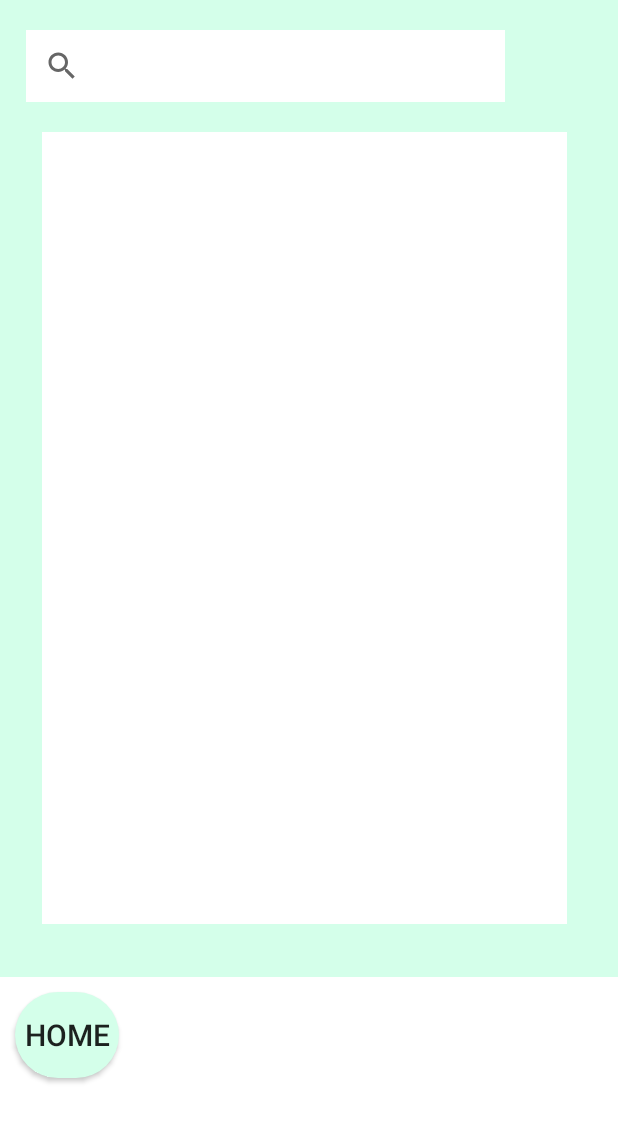
After one commit to forbesne/Payward, an Android app built with Jetpack Compose: the layout activity_main.xml on its own in the app's theme, with its tools: preview values and no code run, on a phone screen of 412 x 824 dp. The commit adds this screen. Shown: the top 1122 px of the screen. Run offline under Robolectric (Android 15) with nearby library versions, the phone set to English and light mode, and no system bars.

Commit message:
search button, help request feed and page button basic layout

```diff
--- a/app/build.gradle
+++ b/app/build.gradle
@@ -53,6 +53,7 @@ dependencies {
     implementation "androidx.compose.ui:ui-tooling-preview:$compose_version"
     implementation 'androidx.lifecycle:lifecycle-runtime-ktx:2.3.1'
     implementation 'androidx.activity:activity-compose:1.3.1'
+    implementation 'androidx.recyclerview:recyclerview:1.2.1'
     testImplementation 'junit:junit:4.13.2'
     androidTestImplementation 'androidx.test.ext:junit:1.1.3'
     androidTestImplementation 'androidx.test.espresso:espresso-core:3.4.0'
--- a/app/src/main/java/com/payward/mobile/MainActivity.kt
+++ b/app/src/main/java/com/payward/mobile/MainActivity.kt
@@ -15,6 +15,7 @@ import com.payward.mobile.ui.theme.PaywardTheme
 class MainActivity : ComponentActivity() {
     override fun onCreate(savedInstanceState: Bundle?) {
         super.onCreate(savedInstanceState)
+        this.setContentView(R.layout.activity_main)
         setContent {
             PaywardTheme {
                 // A surface container using the 'background' color from the theme
--- /dev/null
+++ b/app/src/main/res/drawable/home_rounded_button.xml
@@ -0,0 +1,29 @@
+<?xml version="1.0" encoding="utf-8"?>
+<selector xmlns:android="http://schemas.android.com/apk/res/android">
+    <item>
+        <shape>
+            <corners
+                android:bottomLeftRadius="600dp"
+                android:topLeftRadius="600dp"
+                android:topRightRadius="600dp"
+                android:bottomRightRadius="600dp"
+                android:radius="10dp"/>
+            <solid
+                android:color="@color/pastel_green"/>
+        </shape>
+    </item>
+    <item
+        android:state_pressed="true">
+        <shape
+            android:shape="rectangle">
+            <corners
+                android:bottomLeftRadius="600dp"
+                android:topLeftRadius="600dp"
+                android:topRightRadius="600dp"
+                android:bottomRightRadius="600dp"
+                android:radius="10dp"/>
+            <solid
+                android:color="@color/white"/>
+        </shape>
+    </item>
+</selector>
--- /dev/null
+++ b/app/src/main/res/layout/activity_main.xml
@@ -0,0 +1,44 @@
+<?xml version="1.0" encoding="utf-8"?>
+<LinearLayout xmlns:android="http://schemas.android.com/apk/res/android"
+    android:orientation="vertical"
+    android:layout_width="match_parent"
+    android:layout_height="match_parent"
+    android:background="@color/pastel_green">
+
+    <SearchView
+        android:id="@+id/simpleSearchView"
+        android:layout_width="319dp"
+        android:layout_height="wrap_content"
+        android:layout_marginStart="17dp"
+        android:layout_marginTop="20dp"
+        android:background="@color/white" />
+
+    <androidx.recyclerview.widget.RecyclerView
+        android:layout_width="350dp"
+        android:layout_height="528dp"
+        android:layout_marginStart="28dp"
+        android:layout_marginTop="20dp"
+        android:background="@color/white" />
+
+    <LinearLayout
+        android:orientation="vertical"
+        android:layout_width="match_parent"
+        android:layout_height="match_parent"
+        android:layout_marginTop="35dp"
+        android:background="@color/white">
+
+        <Button
+            android:id="@+id/dms"
+            android:layout_width="69dp"
+            android:layout_height="57dp"
+            android:layout_marginTop="10dp"
+            android:layout_marginStart="10dp"
+            android:background="@drawable/home_rounded_button"
+            android:text="Home"
+            android:textSize="20dp" />
+            <!-- android:textAppearance="" -->
+
+
+    </LinearLayout>
+
+</LinearLayout>
--- a/app/src/main/res/values/colors.xml
+++ b/app/src/main/res/values/colors.xml
@@ -7,4 +7,6 @@
     <color name="teal_700">#FF018786</color>
     <color name="black">#FF000000</color>
     <color name="white">#FFFFFFFF</color>
+    <color name="seafoam_green">#93e9be</color>
+    <color name="pastel_green">#d4ffea</color>
 </resources>
```
Also changed, not shown: app/src/main/res/drawable/dms_rounded_button.xml (added, +29 -0 lines), app/src/main/res/drawable/dms.jpg (added).
